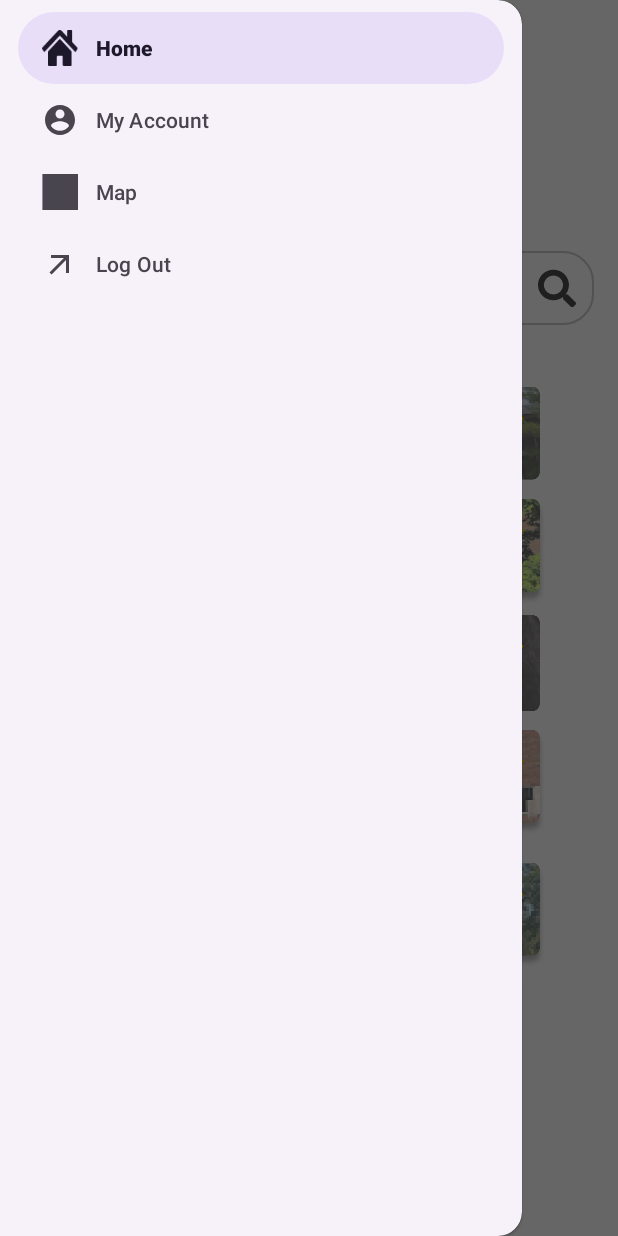
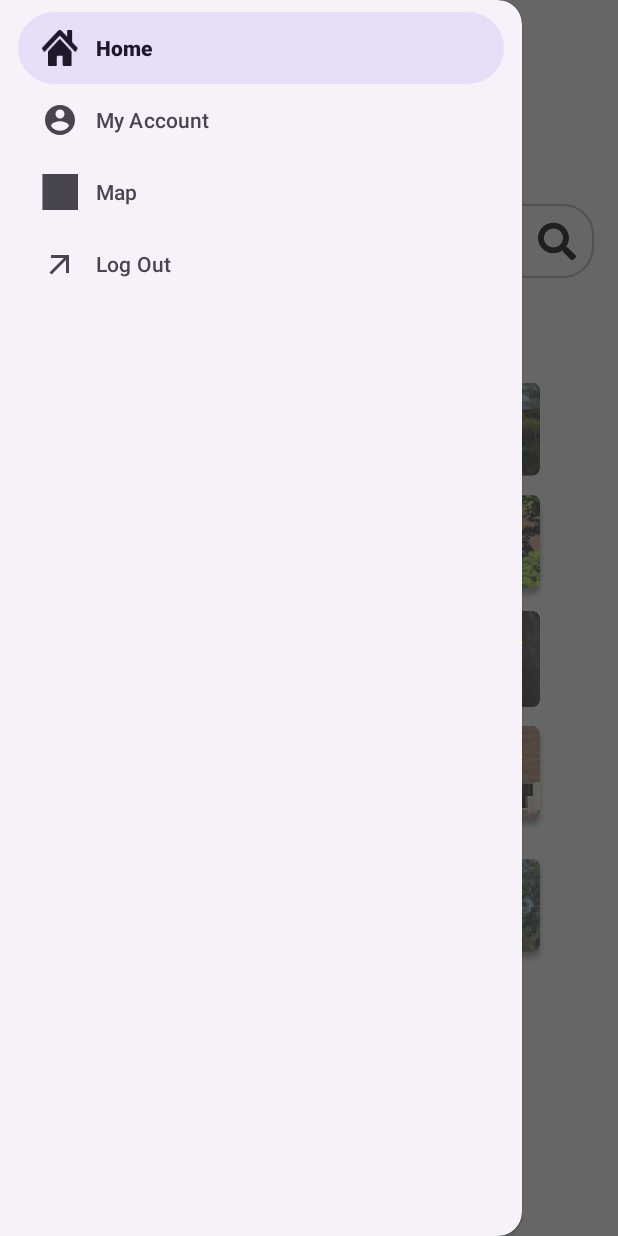
Before and after one commit to shanepat/PalatePal, an Android app: the MainActivity screen opened directly, with no data from a screen before it, with the side drawer open, on a phone screen of 412 x 824 dp. Run offline under Robolectric (Android 15) with nearby library versions, the phone set to English and light mode, and no system bars; our stand-ins replace Firebase (no records; nobody signed in at launch, a user with empty details on screens opened directly).

Commit message:
removed the post button on main page since there was no functionality for it and fix the ui after removing it so everything fit right

```diff
--- a/app/src/main/res/layout-land/activity_main.xml
+++ b/app/src/main/res/layout-land/activity_main.xml
@@ -57,16 +57,7 @@
                     android:src="@drawable/logo"
                     android:contentDescription="@string/logo" />
 
-                <ImageButton
-                    android:id="@+id/post_button"
-                    android:layout_width="wrap_content"
-                    android:layout_height="wrap_content"
-                    android:layout_gravity="center_vertical"
-                    android:layout_marginStart="16dp"
-                    android:background="@null"
-                    android:contentDescription="@string/post_button"
-                    android:scaleType="centerCrop"
-                    android:src="@drawable/post_button" />
+
             </LinearLayout>
 
             <EditText
--- a/app/src/main/res/layout/activity_main.xml
+++ b/app/src/main/res/layout/activity_main.xml
@@ -57,16 +57,7 @@
                     android:src="@drawable/logo"
                     android:contentDescription="@string/logo" />
 
-                <ImageButton
-                    android:id="@+id/post_button"
-                    android:layout_width="wrap_content"
-                    android:layout_height="wrap_content"
-                    android:layout_gravity="center_vertical"
-                    android:layout_marginStart="16dp"
-                    android:background="@null"
-                    android:contentDescription="@string/post_button"
-                    android:scaleType="centerCrop"
-                    android:src="@drawable/post_button" />
+
             </LinearLayout>
 
             <EditText
@@ -101,7 +92,7 @@
                 android:layout_width="match_parent"
                 android:layout_height="wrap_content"
                 android:layout_below="@id/editTextSearch"
-                android:layout_marginTop="31dp"
+                android:layout_marginTop="60dp"
                 android:orientation="vertical"
                 android:weightSum="5">
 
```
